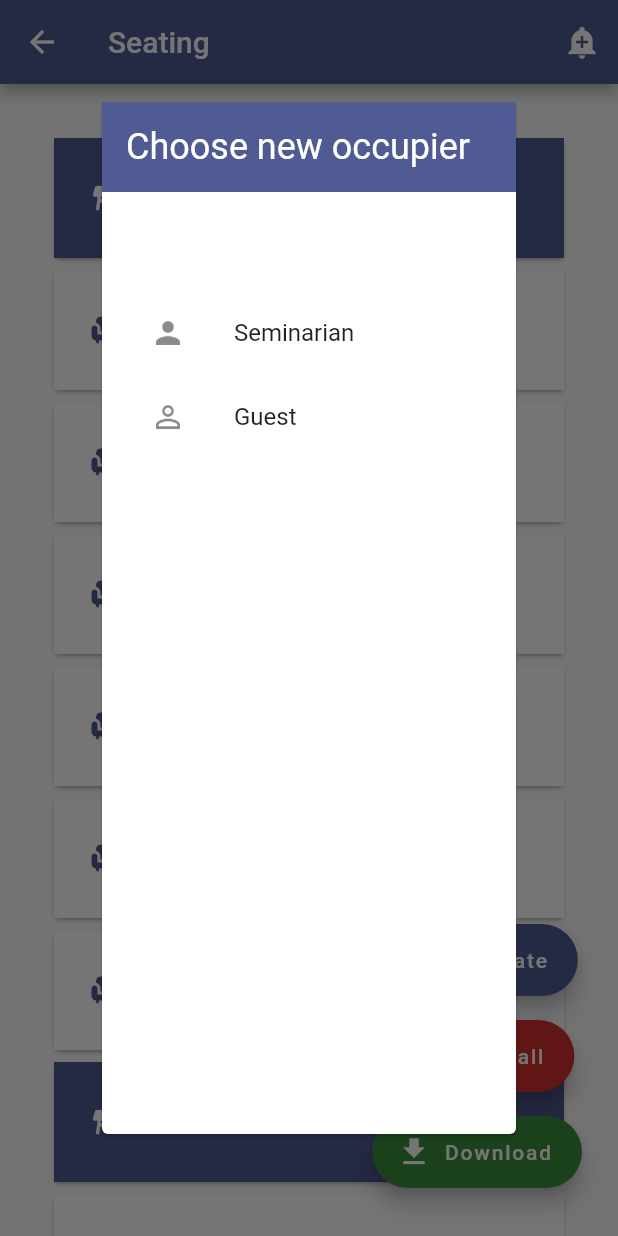
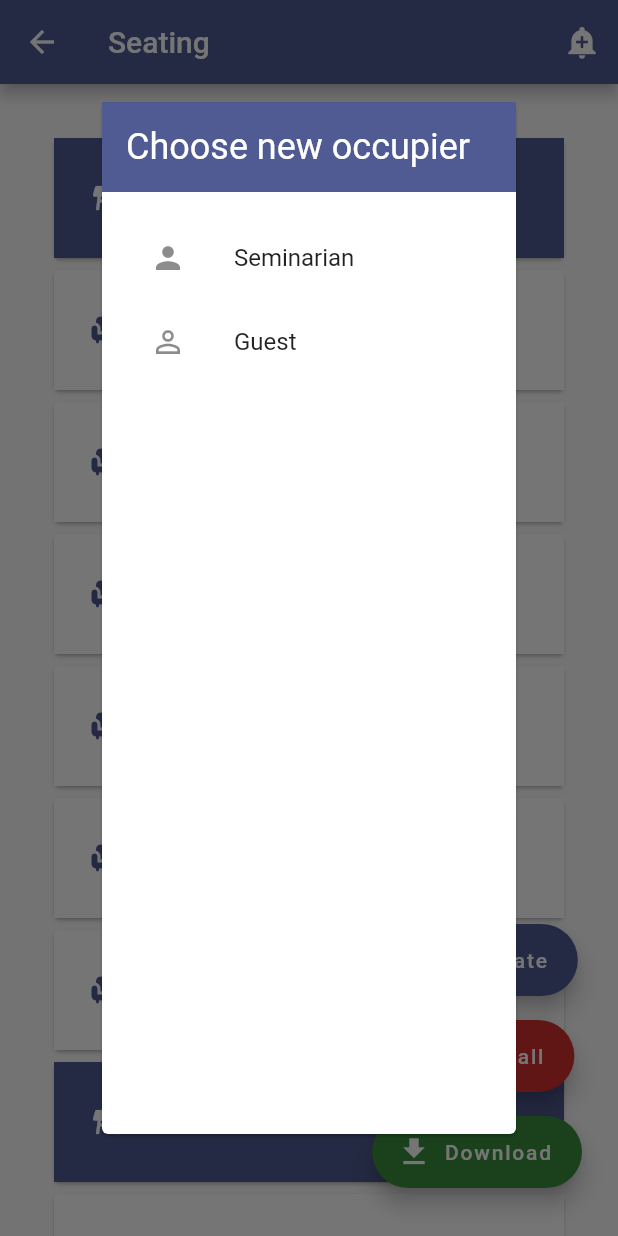
Before and after one commit to T0PC4T/organizer, a Flutter app: the SeatingPage screen opened directly, after a tap on the "add circle" icon, on a phone screen of 412 x 824 dp. Run offline on Flutter 3.47's test engine with Material 2 defaults, Android fonts, the light colour scheme and no system bars; our stand-ins replace cloud_firestore, firebase_auth, firebase_core, pdf, printing; accounts and stored records are empty; statements that could not run were skipped.

Commit message:
some more minor fixes

```diff
--- a/lib/src/screens/seating.dart
+++ b/lib/src/screens/seating.dart
@@ -289,12 +289,9 @@ class SetSeatModal extends StatelessWidget {
   @override
   Widget build(BuildContext context) {
     return ModalCard(
-      title: "Choose new occupier",
+      title: const Text("Choose new occupier"),
       child: ListView(
         children: [
-          const SizedBox(
-            height: 50,
-          ),
           for (var i = 0; i < titles.length; i++)
             ListTile(
               leading: Icon(icons[i]),
--- a/lib/src/widgets/cards.dart
+++ b/lib/src/widgets/cards.dart
@@ -47,8 +47,13 @@ class ListCard extends StatelessWidget {
 
 class ModalCard extends StatelessWidget {
   final Widget child;
-  final String? title;
+  final Widget? title;
   const ModalCard({super.key, required this.child, this.title});
+
+  static const titleTheme = TextStyle(
+    fontSize: 24,
+    color: Colors.white,
+  );
 
   @override
   Widget build(BuildContext context) {
@@ -57,22 +62,22 @@ class ModalCard extends StatelessWidget {
       child: Card(
         child: Column(children: [
           if (title != null)
-            Container(
+            DefaultTextStyle(
+              style: titleTheme,
+              child: Container(
                 padding: const EdgeInsets.all(16),
                 width: double.infinity,
                 color: Theme.of(context).colorScheme.primary,
-              child: Text(
-                title!,
-                style: TextStyle(
-                    fontSize: 24,
-                    color: Theme.of(context).colorScheme.onPrimary),
+                child: title,
               ),
             ),
-          Container(
+          Expanded(
+            child: Container(
               width: double.infinity,
-            constraints: const BoxConstraints(maxHeight: 500),
+              // constraints: const BoxConstraints(maxHeight: 500),
               padding: const EdgeInsets.all(16),
               child: child,
+            ),
           )
         ]),
       ),
```
Also changed, not shown: lib/src/widgets/people.dart (+7 -13 lines), lib/src/widgets/util.dart (added, +64 -0 lines), firebase.json (added), 2 other files. Lines whose indentation alone changed are shown as unchanged.
